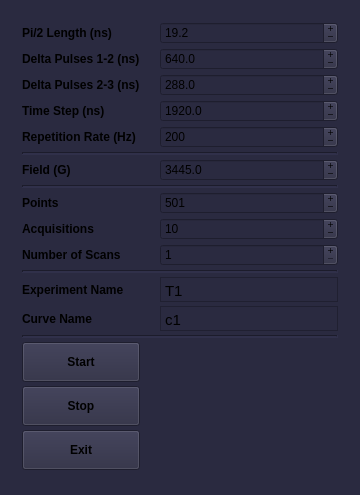
Above: atomize/control_center/gui/t1_main_window_insys.ui from Anatoly1010/Atomize_ITC before the change. Below: the same form after it.
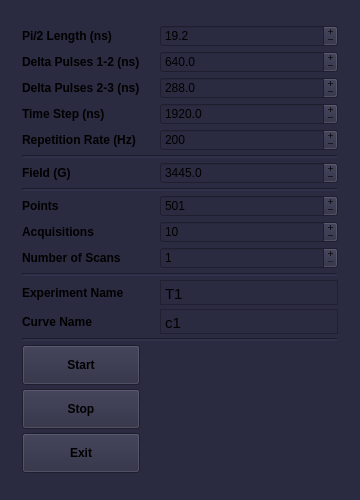
That is the form after the change.

Diff of the .ui file:
```diff
--- a/atomize/control_center/gui/t1_main_window_insys.ui
+++ b/atomize/control_center/gui/t1_main_window_insys.ui
@@ -7,7 +7,7 @@
     <x>0</x>
     <y>0</y>
     <width>360</width>
-    <height>495</height>
+    <height>500</height>
    </rect>
   </property>
   <property name="sizePolicy">
@@ -19,13 +19,13 @@
   <property name="minimumSize">
    <size>
     <width>360</width>
-    <height>495</height>
+    <height>500</height>
    </size>
   </property>
   <property name="maximumSize">
    <size>
     <width>360</width>
-    <height>495</height>
+    <height>515</height>
    </size>
   </property>
   <property name="font">
@@ -50,13 +50,13 @@
    <property name="minimumSize">
     <size>
      <width>360</width>
-     <height>495</height>
+     <height>500</height>
     </size>
    </property>
    <property name="maximumSize">
     <size>
      <width>360</width>
-     <height>495</height>
+     <height>500</height>
     </size>
    </property>
    <layout class="QGridLayout" name="gridLayout_2">
```
